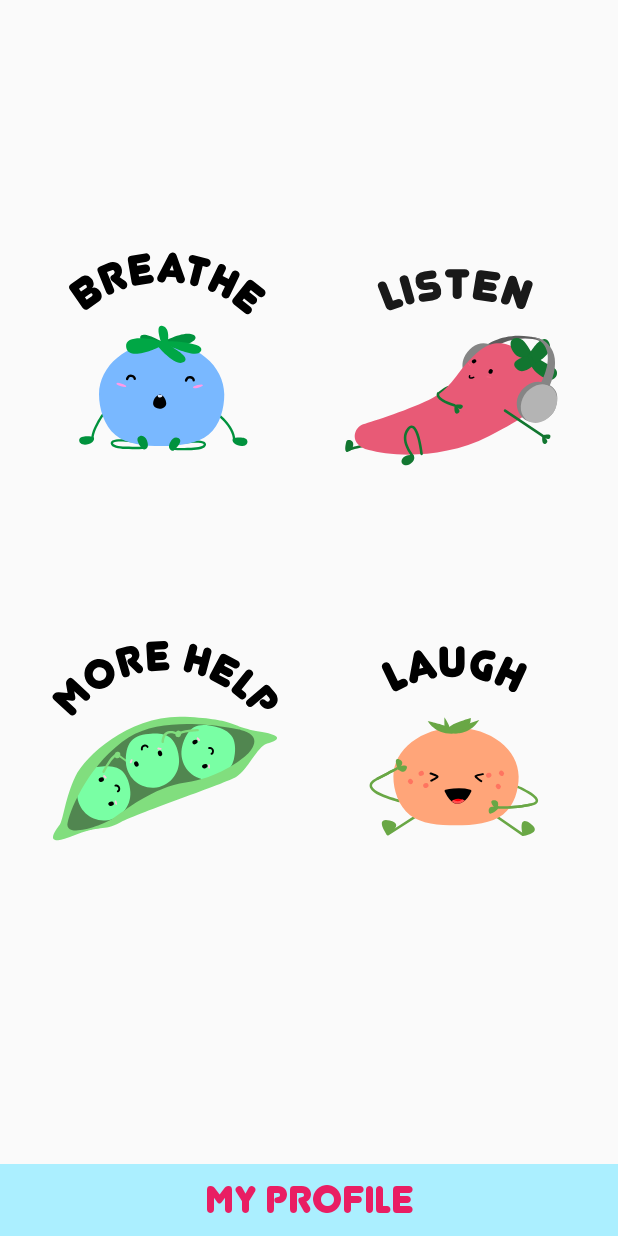
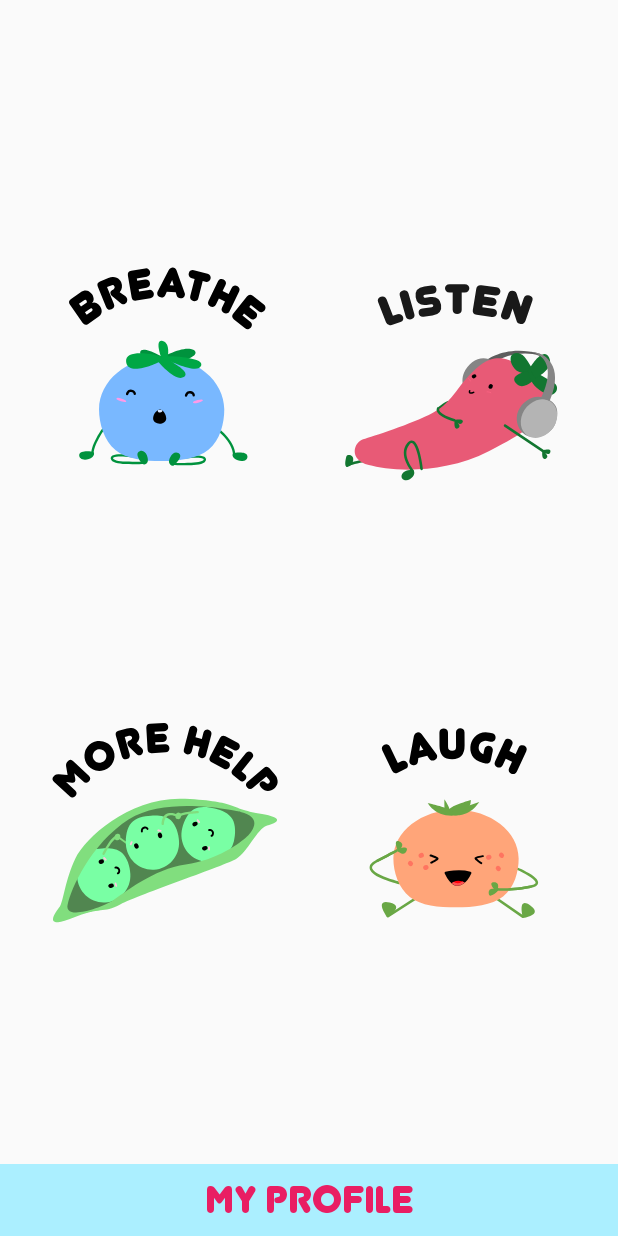
Before and after one commit to ckilzi/cmdf-2020-chillMe, an Android app: the screen it shows after launch (MainActivity), on a phone screen of 412 x 824 dp. Run offline under Robolectric (Android 15) with nearby library versions, the phone set to English and light mode, and no system bars; our stand-ins replace Volley, navigation-ui; Roboto replaces fonts that are not available here.

Commit message:
better sizing

```diff
--- a/app/src/main/res/layout/fragment_home.xml
+++ b/app/src/main/res/layout/fragment_home.xml
@@ -22,29 +22,21 @@
             android:layout_width="wrap_content"
             android:layout_height="wrap_content"
             android:layout_gravity="center_horizontal"
-            android:layout_margin="5dp"
-            android:layout_marginLeft="5dp"
-            android:layout_marginTop="5dp"
-            android:layout_marginRight="5dp"
-            android:layout_marginBottom="5dp"
             android:clickable="false"
             android:orientation="horizontal"
-            android:padding="0dp"
-            android:paddingLeft="0dp"
-            android:paddingTop="0dp"
-            android:paddingRight="0dp"
-            android:paddingBottom="20dp">
+            android:paddingTop="50dp"
+            android:paddingBottom="50dp">
 
             <FrameLayout
                 android:layout_width="wrap_content"
-                android:layout_height="match_parent"
+                android:layout_height="wrap_content"
                 android:clickable="true"
                 android:padding="20dp">
 
                 <ImageButton
                     android:id="@+id/breathingMenuButton"
-                    android:layout_width="match_parent"
-                    android:layout_height="match_parent"
+                    android:layout_width="wrap_content"
+                    android:layout_height="wrap_content"
                     android:background="#00FFFFFF"
                     android:cropToPadding="true"
                     android:src="@drawable/ic_breatheicon" />
@@ -54,7 +46,7 @@
 
             <FrameLayout
                 android:layout_width="wrap_content"
-                android:layout_height="match_parent"
+                android:layout_height="wrap_content"
                 android:clickable="true"
                 android:padding="20dp">
 <!--                <Button-->
@@ -67,8 +59,8 @@
 
                 <ImageButton
                     android:id="@+id/musicMenuButton"
-                    android:layout_width="match_parent"
-                    android:layout_height="match_parent"
+                    android:layout_width="wrap_content"
+                    android:layout_height="wrap_content"
                     android:adjustViewBounds="false"
                     android:background="#00FFFFFF"
                     android:cropToPadding="true"
@@ -86,19 +78,19 @@
             android:clickable="false"
             android:orientation="horizontal"
             android:paddingTop="50dp"
-            android:paddingBottom="70dp">
+            android:paddingBottom="50dp">
 
 
             <FrameLayout
-                android:layout_width="match_parent"
-                android:layout_height="match_parent"
+                android:layout_width="wrap_content"
+                android:layout_height="wrap_content"
                 android:clickable="true"
                 android:padding="20dp">
 
                 <ImageButton
                     android:id="@+id/helpMenuButton"
-                    android:layout_width="match_parent"
-                    android:layout_height="match_parent"
+                    android:layout_width="wrap_content"
+                    android:layout_height="wrap_content"
                     android:src="@drawable/ic_helpicon"
                     android:background="#00FFFFFF"/>
 
@@ -114,7 +106,7 @@
 
             <FrameLayout
                 android:layout_width="wrap_content"
-                android:layout_height="match_parent"
+                android:layout_height="wrap_content"
                 android:clickable="true"
                 android:padding="20dp">
 
@@ -129,8 +121,8 @@
 
                 <ImageButton
                     android:id="@+id/jokesMenuButton"
-                    android:layout_width="match_parent"
-                    android:layout_height="match_parent"
+                    android:layout_width="wrap_content"
+                    android:layout_height="wrap_content"
                     android:src="@drawable/ic_laughicon"
                     android:background="#00FFFFFF"/>
 
```
